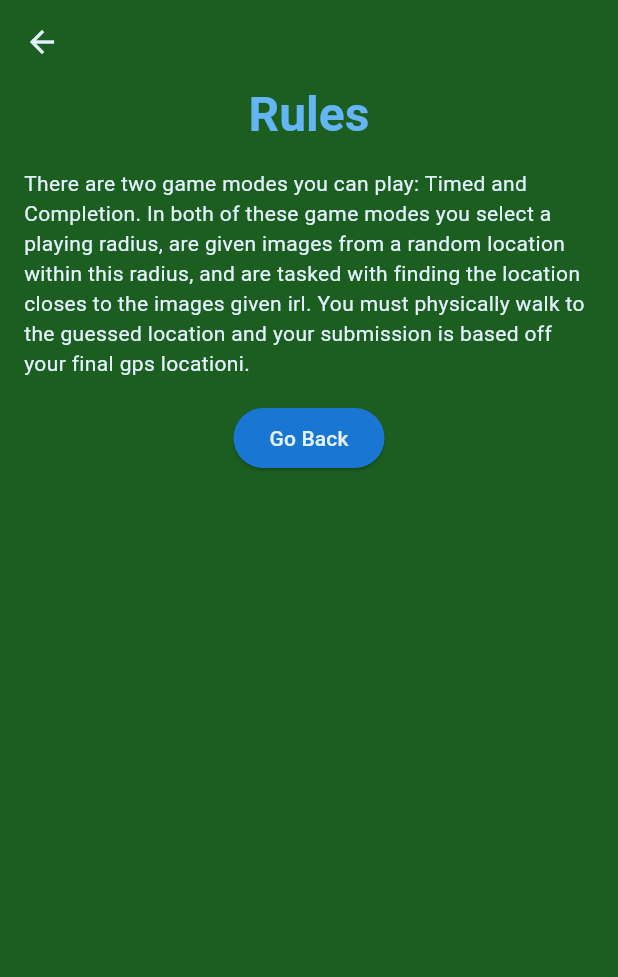
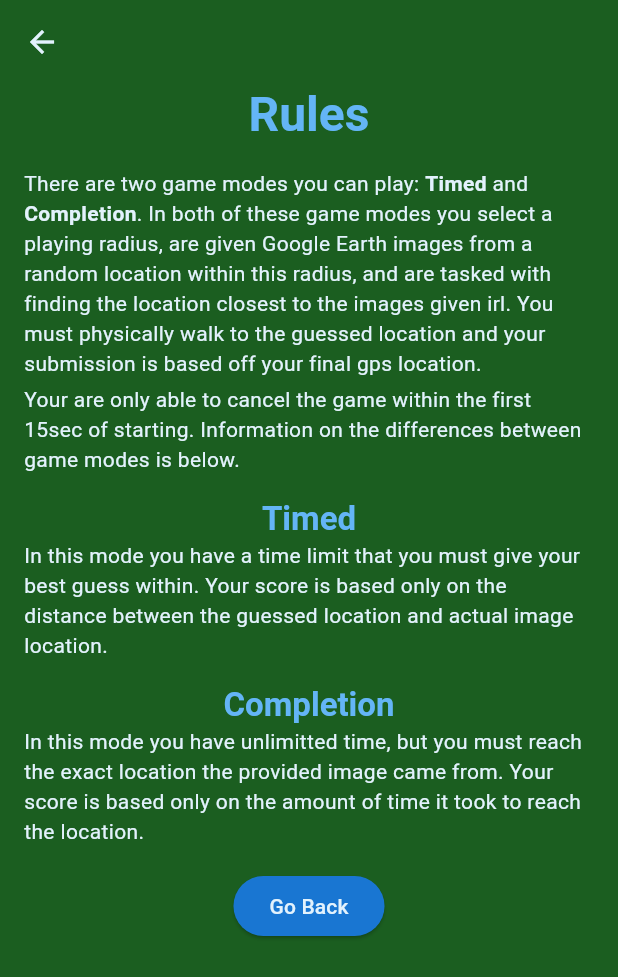
Before and after one commit to superj6/geoguess_irl, a Flutter app: the RulesScreen screen opened directly, on a phone screen of 412 x 824 dp. Shown: the top 977 px of the screen. Run offline on Flutter 3.47's test engine with Material 3 defaults, Android fonts, the light colour scheme and no system bars; our stand-ins replace carousel_slider, flutter_secure_storage, geolocator, google_maps_flutter; missing offline and left inert: flutter_timer_countdown; accounts and stored records are empty.

Commit message:
finish rules page

```diff
--- a/lib/screens/auth_about.dart
+++ b/lib/screens/auth_about.dart
@@ -53,6 +53,7 @@
 		    ],
 		  ),
 		),
+                SizedBox(height: 4.0),
 	        Text.rich(
 		  TextSpan(
 		    children: [
--- a/lib/screens/rules.dart
+++ b/lib/screens/rules.dart
@@ -21,8 +21,60 @@
 	      style: Theme.of(context).textTheme.headlineLarge,
 	    ),
             SizedBox(height: 16.0),
-            Text(
-              'There are two game modes you can play: Timed and Completion. In both of these game modes you select a playing radius, are given images from a random location within this radius, and are tasked with finding the location closes to the images given irl. You must physically walk to the guessed location and your submission is based off your final gps locationi.'
+            Column(
+              children: [
+		Text.rich(
+		  TextSpan(
+		    children: [
+		      TextSpan(
+			text: 'There are two game modes you can play: '
+		      ),
+		      TextSpan(
+			text: 'Timed',
+			style: TextStyle(fontWeight: FontWeight.bold),
+		      ),
+		      TextSpan(
+			text: ' and '
+		      ),
+		      TextSpan(
+			text: 'Completion',
+			style: TextStyle(fontWeight: FontWeight.bold),
+		      ),
+		      TextSpan(
+			text: '. In both of these game modes you select a playing radius, are given Google Earth images from a random location within this radius, and are tasked with finding the location closest to the images given irl. You must physically walk to the guessed location and your submission is based off your final gps location.'
+		      ),
+		    ],
+		  ),
+		),
+                SizedBox(height: 4.0),
+                Text(
+                  'Your are only able to cancel the game within the first 15sec of starting. Information on the differences between game modes is below.'
+                ),
+              ],
+            ),
+            SizedBox(height: 16.0),
+            Column(
+              children: [
+                Text(
+                  'Timed',
+                  style: Theme.of(context).textTheme.titleLarge,
+                ),
+                Text(
+                  'In this mode you have a time limit that you must give your best guess within. Your score is based only on the distance between the guessed location and actual image location.'
+                ),
+              ],
+            ),
+            SizedBox(height: 16.0),
+            Column(
+              children: [
+                Text(
+                  'Completion',
+                  style: Theme.of(context).textTheme.titleLarge,
+                ),
+                Text(
+                  'In this mode you have unlimitted time, but you must reach the exact location the provided image came from. Your score is based only on the amount of time it took to reach the location.'
+                ),
+              ],
             ),
             SizedBox(height: 16.0),
 	    ElevatedButton(
--- a/lib/tabs/play_timed.dart
+++ b/lib/tabs/play_timed.dart
@@ -32,12 +32,16 @@
 	child: Column(
 	  mainAxisAlignment: MainAxisAlignment.spaceEvenly,
 	  children: [
+            Column(
+              children: [
 		Text(
 		  'Timed Game',
 		  style: Theme.of(context).textTheme.headlineLarge,
 		),
 		Text(
 		  'Either pick a predefined time limit/radius pair or enter a custom pair to start.'
+		),
+              ],
             ),
             SizedBox(height: 16.0),
 	    GridView.count(
```
Lines whose indentation alone changed are shown as unchanged.
